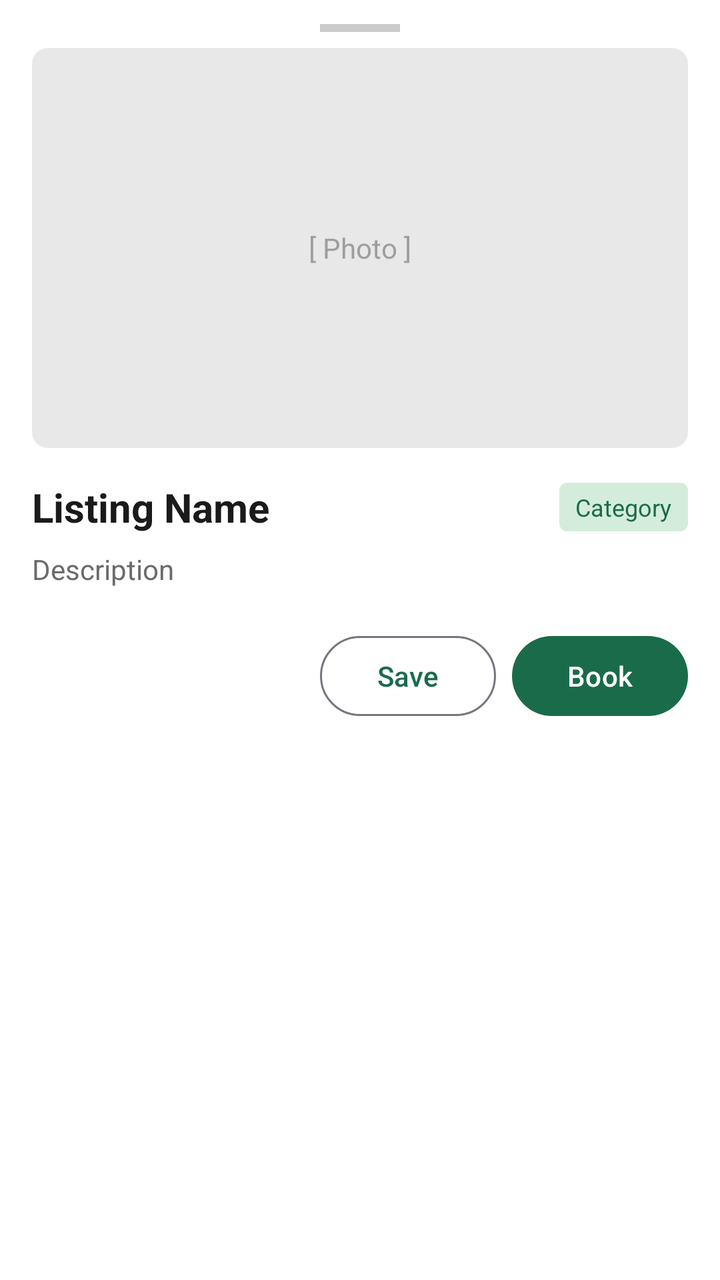
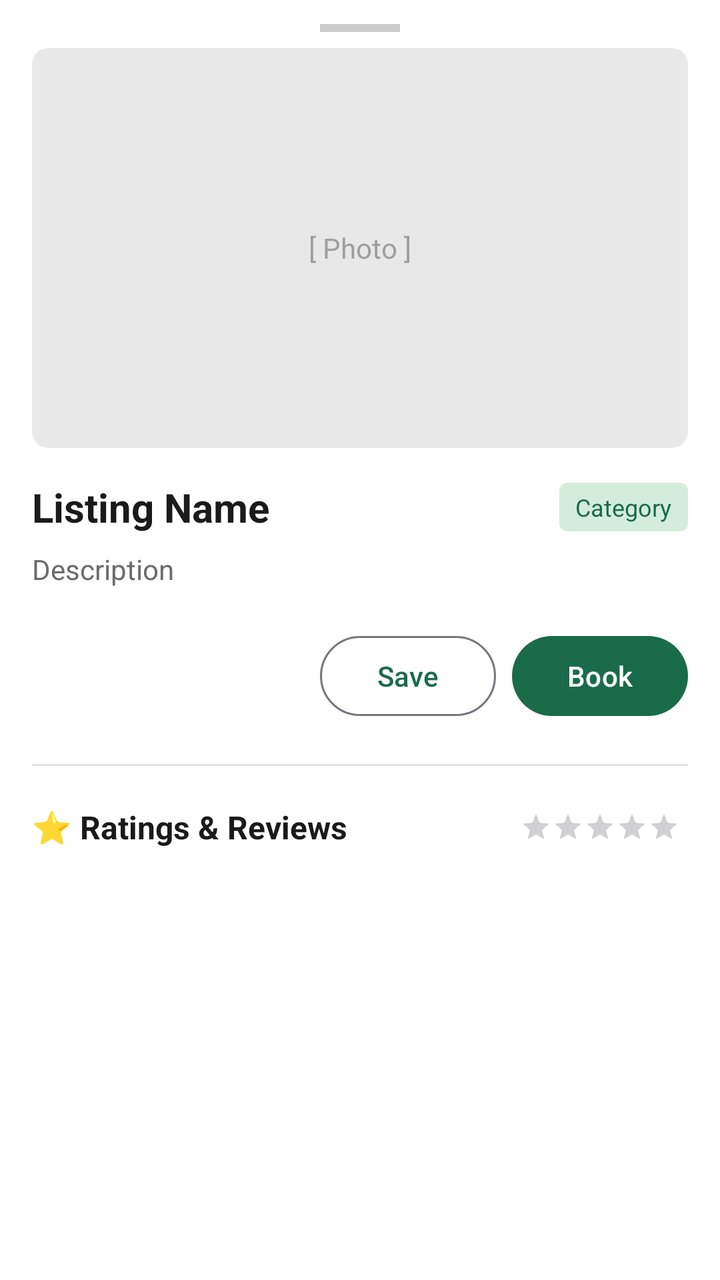

Two renders of the same Android screen: before a commit and after it. Below are the layout's source before the change and the commit's diff.
<!-- AndroidManifest.xml: application theme Theme.KapwaDVO -->
<!-- res/layout/bottom_sheet_listing_detail.xml -->
<?xml version="1.0" encoding="utf-8"?>
<androidx.core.widget.NestedScrollView xmlns:android="http://schemas.android.com/apk/res/android"
    xmlns:app="http://schemas.android.com/apk/res-auto"
    android:layout_width="match_parent"
    android:layout_height="wrap_content"
    android:background="@color/surface">

    <androidx.constraintlayout.widget.ConstraintLayout
        android:layout_width="match_parent"
        android:layout_height="wrap_content"
        android:paddingBottom="32dp">

        
        <View
            android:id="@+id/dragHandle"
            android:layout_width="40dp"
            android:layout_height="4dp"
            android:background="#CCCCCC"
            android:layout_marginTop="12dp"
            android:layout_marginBottom="8dp"
            app:layout_constraintTop_toTopOf="parent"
            app:layout_constraintStart_toStartOf="parent"
            app:layout_constraintEnd_toEndOf="parent" />

        
        <FrameLayout
            android:id="@+id/photoPlaceholder"
            android:layout_width="0dp"
            android:layout_height="200dp"
            android:background="@drawable/bg_photo_placeholder"
            android:layout_marginHorizontal="16dp"
            android:layout_marginTop="8dp"
            app:layout_constraintTop_toBottomOf="@id/dragHandle"
            app:layout_constraintStart_toStartOf="parent"
            app:layout_constraintEnd_toEndOf="parent">
            <TextView
                android:id="@+id/tvPhotoLabel"
                android:layout_width="wrap_content"
                android:layout_height="wrap_content"
                android:layout_gravity="center"
                android:textColor="@color/placeholder_text"
                android:textSize="14sp"
                android:text="[ Photo ]" />
        </FrameLayout>

        <TextView
            android:id="@+id/tvName"
            android:layout_width="0dp"
            android:layout_height="wrap_content"
            android:textSize="20sp"
            android:textStyle="bold"
            android:textColor="@color/text_primary"
            android:text="Listing Name"
            android:layout_marginTop="16dp"
            android:layout_marginStart="16dp"
            app:layout_constraintTop_toBottomOf="@id/photoPlaceholder"
            app:layout_constraintStart_toStartOf="parent"
            app:layout_constraintEnd_toStartOf="@id/tvCategory" />

        <TextView
            android:id="@+id/tvCategory"
            android:layout_width="wrap_content"
            android:layout_height="wrap_content"
            android:textSize="12sp"
            android:textColor="@color/primary"
            android:background="@drawable/bg_badge_approved"
            android:paddingHorizontal="8dp"
            android:paddingVertical="4dp"
            android:text="Category"
            android:layout_marginEnd="16dp"
            app:layout_constraintTop_toTopOf="@id/tvName"
            app:layout_constraintBottom_toBottomOf="@id/tvName"
            app:layout_constraintEnd_toEndOf="parent" />

        <TextView
            android:id="@+id/tvDescription"
            android:layout_width="0dp"
            android:layout_height="wrap_content"
            android:textSize="14sp"
            android:textColor="@color/text_secondary"
            android:paddingHorizontal="16dp"
            android:layout_marginTop="8dp"
            android:lineSpacingMultiplier="1.4"
            android:text="Description"
            app:layout_constraintTop_toBottomOf="@id/tvName"
            app:layout_constraintStart_toStartOf="parent"
            app:layout_constraintEnd_toEndOf="parent" />

        
        <androidx.constraintlayout.widget.ConstraintLayout
            android:id="@+id/layoutAddress"
            android:layout_width="0dp"
            android:layout_height="wrap_content"
            android:paddingHorizontal="16dp"
            android:layout_marginTop="12dp"
            android:visibility="gone"
            app:layout_constraintTop_toBottomOf="@id/tvDescription"
            app:layout_constraintStart_toStartOf="parent"
            app:layout_constraintEnd_toEndOf="parent">
            <TextView
                android:id="@+id/icAddress"
                android:layout_width="wrap_content"
                android:layout_height="wrap_content"
                android:text="📍 "
                android:textSize="13sp"
                app:layout_constraintTop_toTopOf="parent"
                app:layout_constraintStart_toStartOf="parent" />
            <TextView
                android:id="@+id/tvAddress"
                android:layout_width="0dp"
                android:layout_height="wrap_content"
                android:textSize="13sp"
                android:textColor="@color/text_secondary"
                app:layout_constraintTop_toTopOf="parent"
                app:layout_constraintStart_toEndOf="@id/icAddress"
                app:layout_constraintEnd_toEndOf="parent" />
        </androidx.constraintlayout.widget.ConstraintLayout>

        
        <androidx.constraintlayout.widget.ConstraintLayout
            android:id="@+id/layoutHours"
            android:layout_width="0dp"
            android:layout_height="wrap_content"
            android:paddingHorizontal="16dp"
            android:layout_marginTop="6dp"
            android:visibility="gone"
            app:layout_constraintTop_toBottomOf="@id/layoutAddress"
            app:layout_constraintStart_toStartOf="parent"
            app:layout_constraintEnd_toEndOf="parent">
            <TextView
                android:id="@+id/icHours"
                android:layout_width="wrap_content"
                android:layout_height="wrap_content"
                android:text="🕐 "
                android:textSize="13sp"
                app:layout_constraintTop_toTopOf="parent"
                app:layout_constraintStart_toStartOf="parent" />
            <TextView
                android:id="@+id/tvHours"
                android:layout_width="0dp"
                android:layout_height="wrap_content"
                android:textSize="13sp"
                android:textColor="@color/text_secondary"
                app:layout_constraintTop_toTopOf="parent"
                app:layout_constraintStart_toEndOf="@id/icHours"
                app:layout_constraintEnd_toEndOf="parent" />
        </androidx.constraintlayout.widget.ConstraintLayout>

        
        <androidx.constraintlayout.widget.ConstraintLayout
            android:id="@+id/layoutContact"
            android:layout_width="0dp"
            android:layout_height="wrap_content"
            android:paddingHorizontal="16dp"
            android:layout_marginTop="6dp"
            android:visibility="gone"
            app:layout_constraintTop_toBottomOf="@id/layoutHours"
            app:layout_constraintStart_toStartOf="parent"
            app:layout_constraintEnd_toEndOf="parent">
            <TextView
                android:id="@+id/icContact"
                android:layout_width="wrap_content"
                android:layout_height="wrap_content"
                android:text="📞 "
                android:textSize="13sp"
                app:layout_constraintTop_toTopOf="parent"
                app:layout_constraintStart_toStartOf="parent" />
            <TextView
                android:id="@+id/tvContact"
                android:layout_width="0dp"
                android:layout_height="wrap_content"
                android:textSize="13sp"
                android:textColor="@color/text_secondary"
                app:layout_constraintTop_toTopOf="parent"
                app:layout_constraintStart_toEndOf="@id/icContact"
                app:layout_constraintEnd_toEndOf="parent" />
        </androidx.constraintlayout.widget.ConstraintLayout>

        
        <androidx.constraintlayout.widget.ConstraintLayout
            android:id="@+id/layoutActions"
            android:layout_width="0dp"
            android:layout_height="wrap_content"
            android:paddingHorizontal="16dp"
            android:layout_marginTop="20dp"
            app:layout_constraintTop_toBottomOf="@id/layoutContact"
            app:layout_constraintStart_toStartOf="parent"
            app:layout_constraintEnd_toEndOf="parent">

            <com.google.android.material.button.MaterialButton
                android:id="@+id/btnSave"
                android:layout_width="wrap_content"
                android:layout_height="wrap_content"
                android:text="@string/save_location"
                android:layout_marginEnd="8dp"
                style="@style/Widget.Material3.Button.OutlinedButton"
                app:layout_constraintTop_toTopOf="parent"
                app:layout_constraintEnd_toStartOf="@id/btnBook" />

            <com.google.android.material.button.MaterialButton
                android:id="@+id/btnBook"
                android:layout_width="wrap_content"
                android:layout_height="wrap_content"
                android:text="@string/book_now"
                app:layout_constraintTop_toTopOf="parent"
                app:layout_constraintEnd_toEndOf="parent" />

        </androidx.constraintlayout.widget.ConstraintLayout>

    </androidx.constraintlayout.widget.ConstraintLayout>
</androidx.core.widget.NestedScrollView>
<!-- resources referenced by this layout -->
<resources>
  <color name="placeholder_text">#9E9E9E</color>
  <color name="primary">#1A6B4A</color>
  <color name="surface">#FFFFFF</color>
  <color name="text_primary">#1A1A1A</color>
  <color name="text_secondary">#6B6B6B</color>
  <!-- drawable bg_badge_approved (drawable) -->
  <?xml version="1.0" encoding="utf-8"?>
  <shape xmlns:android="http://schemas.android.com/apk/res/android"
      android:shape="rectangle">
      <solid android:color="@color/approved_bg" />
      <corners android:radius="4dp" />
  </shape>
  <!-- drawable bg_photo_placeholder (drawable) -->
  <?xml version="1.0" encoding="utf-8"?>
  <shape xmlns:android="http://schemas.android.com/apk/res/android"
      android:shape="rectangle">
      <solid android:color="@color/placeholder_bg" />
      <corners android:radius="8dp" />
  </shape>
  <string name="book_now">Book</string>
  <string name="save_location">Save</string>
  <style name="Theme.KapwaDVO" parent="Base.Theme.KapwaDVO">
          <item name="android:windowLightStatusBar">true</item>
      </style>
  <color name="approved_bg">#D4EDDA</color>
  <color name="placeholder_bg">#E8E8E8</color>
  <style name="Base.Theme.KapwaDVO" parent="Theme.Material3.Light.NoActionBar">
          <item name="colorPrimary">@color/primary</item>
          <item name="colorPrimaryDark">@color/primary_dark</item>
          <item name="colorAccent">@color/accent</item>
          <item name="android:colorBackground">@color/background</item>
          <item name="colorSurface">@color/surface</item>
          <item name="colorOnPrimary">@color/white</item>
          <item name="android:statusBarColor">@color/primary</item>
          <item name="android:navigationBarColor">@color/surface</item>
      </style>
  <color name="primary_dark">#0F4530</color>
  <color name="accent">#F4A724</color>
  <color name="background">#FAFAF8</color>
  <color name="white">#FFFFFF</color>
</resources>

<!-- the commit's change to res/layout/bottom_sheet_listing_detail.xml (unified diff, before → after) -->
@@ -2,7 +2,7 @@
 <androidx.core.widget.NestedScrollView xmlns:android="http://schemas.android.com/apk/res/android"
     xmlns:app="http://schemas.android.com/apk/res-auto"
     android:layout_width="match_parent"
-    android:layout_height="wrap_content"
+    android:layout_height="match_parent"
     android:background="@color/surface">
 
     <androidx.constraintlayout.widget.ConstraintLayout
@@ -21,6 +21,20 @@
             app:layout_constraintTop_toTopOf="parent"
             app:layout_constraintStart_toStartOf="parent"
             app:layout_constraintEnd_toEndOf="parent" />
+
+        
+        <ImageView
+            android:id="@+id/btnBack"
+            android:layout_width="40dp"
+            android:layout_height="40dp"
+            android:src="@drawable/ic_arrow_back"
+            android:padding="8dp"
+            android:layout_marginStart="8dp"
+            android:layout_marginTop="8dp"
+            android:background="?attr/selectableItemBackgroundBorderless"
+            android:visibility="gone"
+            app:layout_constraintTop_toTopOf="parent"
+            app:layout_constraintStart_toStartOf="parent" />
 
         
         <FrameLayout
@@ -207,5 +221,248 @@
 
         </androidx.constraintlayout.widget.ConstraintLayout>
 
+        
+        
+        
+
+        <View
+            android:id="@+id/dividerReviews"
+            android:layout_width="0dp"
+            android:layout_height="1dp"
+            android:background="#E0E0E0"
+            android:layout_marginTop="20dp"
+            android:layout_marginHorizontal="16dp"
+            app:layout_constraintTop_toBottomOf="@id/layoutActions"
+            app:layout_constraintStart_toStartOf="parent"
+            app:layout_constraintEnd_toEndOf="parent" />
+
+        
+        <LinearLayout
+            android:id="@+id/layoutRatingHeader"
+            android:layout_width="0dp"
+            android:layout_height="wrap_content"
+            android:orientation="horizontal"
+            android:gravity="center_vertical"
+            android:paddingHorizontal="16dp"
+            android:layout_marginTop="16dp"
+            app:layout_constraintTop_toBottomOf="@id/dividerReviews"
+            app:layout_constraintStart_toStartOf="parent"
+            app:layout_constraintEnd_toEndOf="parent">
+
+            <TextView
+                android:layout_width="0dp"
+                android:layout_height="wrap_content"
+                android:layout_weight="1"
+                android:text="⭐ Ratings &amp; Reviews"
+                android:textSize="16sp"
+                android:textStyle="bold"
+                android:textColor="@color/text_primary" />
+
+            <TextView
+                android:id="@+id/tvAverageScore"
+                android:layout_width="wrap_content"
+                android:layout_height="wrap_content"
+                android:textSize="22sp"
+                android:textStyle="bold"
+                android:textColor="@color/text_primary"
+                android:layout_marginEnd="4dp" />
+
+            <RatingBar
+                android:id="@+id/ratingAvg"
+                android:layout_width="wrap_content"
+                android:layout_height="wrap_content"
+                android:numStars="5"
+                android:stepSize="0.1"
+                android:isIndicator="true"
+                style="?android:attr/ratingBarStyleSmall" />
+
+            <TextView
+                android:id="@+id/tvReviewCount"
+                android:layout_width="wrap_content"
+                android:layout_height="wrap_content"
+                android:textSize="12sp"
+                android:textColor="@color/text_secondary"
+                android:layout_marginStart="4dp" />
+
+        </LinearLayout>
+
+        
+        <LinearLayout
+            android:id="@+id/layoutYourReview"
+            android:layout_width="0dp"
+            android:layout_height="wrap_content"
+            android:orientation="vertical"
+            android:paddingHorizontal="16dp"
+            android:paddingTop="12dp"
+            android:paddingBottom="8dp"
+            android:background="@drawable/bg_card"
+            android:layout_marginHorizontal="16dp"
+            android:layout_marginTop="12dp"
+            android:visibility="gone"
+            app:layout_constraintTop_toBottomOf="@id/layoutRatingHeader"
+            app:layout_constraintStart_toStartOf="parent"
+            app:layout_constraintEnd_toEndOf="parent">
+
+            <TextView
+                android:layout_width="match_parent"
+                android:layout_height="wrap_content"
+                android:text="Your Review"
+                android:textSize="13sp"
+                android:textStyle="bold"
+                android:textColor="@color/text_primary"
+                android:layout_marginBottom="4dp" />
+
+            <RatingBar
+                android:id="@+id/ratingInput"
+                android:layout_width="wrap_content"
+                android:layout_height="wrap_content"
+                android:numStars="5"
+                android:stepSize="1"
+                android:rating="0" />
+
+            <com.google.android.material.textfield.TextInputLayout
+                android:id="@+id/tilReviewComment"
+                android:layout_width="match_parent"
+                android:layout_height="wrap_content"
+                android:hint="Write a review (optional)"
+                android:layout_marginTop="8dp"
+                style="@style/Widget.Material3.TextInputLayout.OutlinedBox">
+                <com.google.android.material.textfield.TextInputEditText
+                    android:id="@+id/etReviewComment"
+                    android:layout_width="match_parent"
+                    android:layout_height="wrap_content"
+                    android:inputType="textMultiLine|textCapSentences"
+                    android:minLines="2"
+                    android:gravity="top" />
+            </com.google.android.material.textfield.TextInputLayout>
+
+            <com.google.android.material.button.MaterialButton
+                android:id="@+id/btnSubmitReview"
+                android:layout_width="match_parent"
+                android:layout_height="wrap_content"
+                android:text="Submit Review"
+                android:layout_marginTop="8dp" />
+
+        </LinearLayout>
+
+        
+        <TextView
+            android:id="@+id/tvReviewsLabel"
+            android:layout_width="0dp"
+            android:layout_height="wrap_content"
+            android:text="Reviews"
+            android:textSize="14sp"
+            android:textStyle="bold"
+            android:textColor="@color/text_primary"
+            android:paddingHorizontal="16dp"
+            android:layout_marginTop="16dp"
+            android:visibility="gone"
+            app:layout_constraintTop_toBottomOf="@id/layoutYourReview"
+            app:layout_constraintStart_toStartOf="parent"
+            app:layout_constraintEnd_toEndOf="parent" />
+
+        <TextView
+            android:id="@+id/tvNoReviews"
+            android:layout_width="0dp"
+            android:layout_height="wrap_content"
+            android:text="No reviews yet. Be the first!"
+            android:textSize="13sp"
+            android:textColor="@color/text_secondary"
+            android:gravity="center"
+            android:paddingVertical="8dp"
+            android:paddingHorizontal="16dp"
+            android:visibility="gone"
+            app:layout_constraintTop_toBottomOf="@id/tvReviewsLabel"
+            app:layout_constraintStart_toStartOf="parent"
+            app:layout_constraintEnd_toEndOf="parent" />
+
+        <androidx.recyclerview.widget.RecyclerView
+            android:id="@+id/rvReviews"
+            android:layout_width="0dp"
+            android:layout_height="wrap_content"
+            android:nestedScrollingEnabled="false"
+            android:layout_marginTop="4dp"
+            app:layout_constraintTop_toBottomOf="@id/tvNoReviews"
+            app:layout_constraintStart_toStartOf="parent"
+            app:layout_constraintEnd_toEndOf="parent" />
+
+        
+        <View
+            android:id="@+id/dividerDiscussion"
+            android:layout_width="0dp"
+            android:layout_height="1dp"
+            android:background="#E0E0E0"
+            android:layout_marginTop="16dp"
+            android:layout_marginHorizontal="16dp"
+            android:visibility="gone"
+            app:layout_constraintTop_toBottomOf="@id/rvReviews"
+            app:layout_constraintStart_toStartOf="parent"
+            app:layout_constraintEnd_toEndOf="parent" />
+
+        <TextView
+            android:id="@+id/tvDiscussionLabel"
+            android:layout_width="0dp"
+            android:layout_height="wrap_content"
+            android:text="💬 Discussion"
+            android:textSize="14sp"
+            android:textStyle="bold"
+            android:textColor="@color/text_primary"
+            android:paddingHorizontal="16dp"
+            android:layout_marginTop="12dp"
+            android:visibility="gone"
+            app:layout_constraintTop_toBottomOf="@id/dividerDiscussion"
+            app:layout_constraintStart_toStartOf="parent"
+            app:layout_constraintEnd_toEndOf="parent" />
+
+        <androidx.recyclerview.widget.RecyclerView
+            android:id="@+id/rvComments"
+            android:layout_width="0dp"
+            android:layout_height="wrap_content"
+            android:nestedScrollingEnabled="false"
+            android:layout_marginTop="4dp"
+            app:layout_constraintTop_toBottomOf="@id/tvDiscussionLabel"
+            app:layout_constraintStart_toStartOf="parent"
+            app:layout_constraintEnd_toEndOf="parent" />
+
+        
+        <LinearLayout
+            android:id="@+id/layoutAddComment"
+            android:layout_width="0dp"
+            android:layout_height="wrap_content"
+            android:orientation="horizontal"
+            android:gravity="center_vertical"
+            android:paddingHorizontal="16dp"
+            android:layout_marginTop="8dp"
+            android:layout_marginBottom="32dp"
+            android:visibility="gone"
+            app:layout_constraintTop_toBottomOf="@id/rvComments"
+            app:layout_constraintStart_toStartOf="parent"
+            app:layout_constraintEnd_toEndOf="parent"
+            app:layout_constraintBottom_toBottomOf="parent">
+
+            <com.google.android.material.textfield.TextInputLayout
+                android:id="@+id/tilComment"
+                android:layout_width="0dp"
+                android:layout_height="wrap_content"
+                android:layout_weight="1"
+                android:hint="Reply to comment…"
+                android:layout_marginEnd="8dp"
+                style="@style/Widget.Material3.TextInputLayout.OutlinedBox">
+                <com.google.android.material.textfield.TextInputEditText
+                    android:id="@+id/etComment"
+                    android:layout_width="match_parent"
+                    android:layout_height="wrap_content"
+                    android:inputType="textCapSentences"
+                    android:maxLines="3" />
+            </com.google.android.material.textfield.TextInputLayout>
+
+            <com.google.android.material.button.MaterialButton
+                android:id="@+id/btnPostComment"
+                android:layout_width="wrap_content"
+                android:layout_height="wrap_content"
+                android:text="Reply" />
+
+        </LinearLayout>
+
     </androidx.constraintlayout.widget.ConstraintLayout>
 </androidx.core.widget.NestedScrollView>
<!-- resource entries referenced after the edit -->
@@ -12,6 +12,16 @@
       <solid android:color="@color/approved_bg" />
       <corners android:radius="4dp" />
   </shape>
+  <!-- drawable bg_card (drawable) -->
+  <?xml version="1.0" encoding="utf-8"?>
+  <shape xmlns:android="http://schemas.android.com/apk/res/android"
+      android:shape="rectangle">
+      <solid android:color="@color/surface" />
+      <corners android:radius="12dp" />
+      <stroke
+          android:width="1dp"
+          android:color="@color/divider" />
+  </shape>
   <!-- drawable bg_photo_placeholder (drawable) -->
   <?xml version="1.0" encoding="utf-8"?>
   <shape xmlns:android="http://schemas.android.com/apk/res/android"
@@ -19,12 +29,25 @@
       <solid android:color="@color/placeholder_bg" />
       <corners android:radius="8dp" />
   </shape>
+  <!-- drawable ic_arrow_back (drawable) -->
+  <?xml version="1.0" encoding="utf-8"?>
+  <vector xmlns:android="http://schemas.android.com/apk/res/android"
+      android:width="24dp"
+      android:height="24dp"
+      android:viewportWidth="24"
+      android:viewportHeight="24"
+      android:tint="@color/text_primary">
+      <path
+          android:fillColor="@android:color/white"
+          android:pathData="M20,11H7.83l5.59,-5.59L12,4l-8,8 8,8 1.41,-1.41L7.83,13H20v-2z" />
+  </vector>
   <string name="book_now">Book</string>
   <string name="save_location">Save</string>
   <style name="Theme.KapwaDVO" parent="Base.Theme.KapwaDVO">
           <item name="android:windowLightStatusBar">true</item>
       </style>
   <color name="approved_bg">#D4EDDA</color>
+  <color name="divider">#E8E8E8</color>
   <color name="placeholder_bg">#E8E8E8</color>
   <style name="Base.Theme.KapwaDVO" parent="Theme.Material3.Light.NoActionBar">
           <item name="colorPrimary">@color/primary</item>
